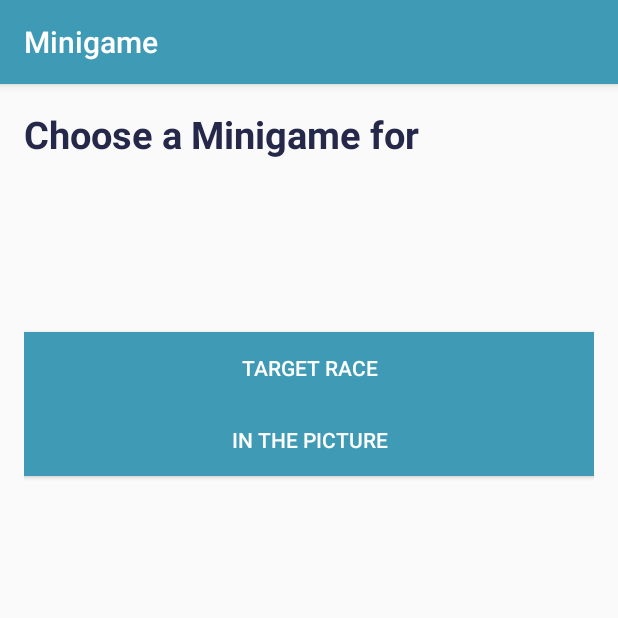
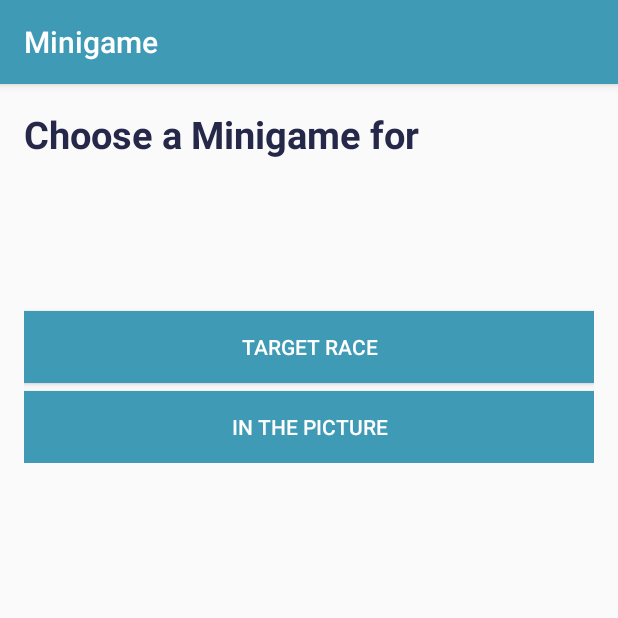
Before and after one commit to timower/RoadWars, an Android app: the MinigameSelectorActivity screen opened directly, with no data from a screen before it, on a phone screen of 412 x 824 dp, the top half of it. Run offline under Robolectric (Android 15) with nearby library versions, the light colour scheme and no system bars.

Commit message:
fixed layout problems + friends button

```diff
--- a/app/src/main/AndroidManifest.xml
+++ b/app/src/main/AndroidManifest.xml
@@ -84,7 +84,11 @@
         </activity>
         <activity
             android:label="@string/friends"
-            android:name="org.peno.b4.roadwars.FriendsActivity" />
+            android:name="org.peno.b4.roadwars.FriendsActivity">
+            <meta-data
+                android:name="android.support.PARENT_ACTIVITY"
+                android:value ="org.peno.b4.roadwars.UserInfoActivity" />
+        </activity>
         <activity android:name="org.peno.b4.roadwars.nfcReceiverActivity">
             <intent-filter>
                 <action android:name="android.nfc.action.NDEF_DISCOVERED" />
--- a/app/src/main/res/layout/activity_main.xml
+++ b/app/src/main/res/layout/activity_main.xml
@@ -44,12 +44,12 @@
             android:layout_width="wrap_content"
             android:layout_height="wrap_content"
             android:textSize="25sp"
-            android:layout_alignParentBottom="true"
             android:layout_alignParentRight="true"
             android:layout_alignParentEnd="true"
+            android:layout_alignParentTop="true"
             android:layout_marginRight="30dp"
             android:layout_marginEnd="30dp"
-            android:layout_marginBottom="50dp"
+            android:layout_marginTop="26dp"
             android:visibility="gone"/>
 
         <RelativeLayout
--- a/app/src/main/res/layout/activity_minigame.xml
+++ b/app/src/main/res/layout/activity_minigame.xml
@@ -19,16 +19,20 @@
         android:padding="8dp"
         android:background="#777777" />
 
+    <ScrollView
+        android:layout_width="match_parent"
+        android:layout_height="match_parent"
+        xmlns:android="http://schemas.android.com/apk/res/android"
+        xmlns:tools="http://schemas.android.com/tools">
         <LinearLayout
             android:layout_width="match_parent"
-        android:layout_height="match_parent"
+            android:layout_height="wrap_content"
             android:paddingLeft="@dimen/activity_horizontal_margin"
             android:paddingRight="@dimen/activity_horizontal_margin"
             android:paddingTop="@dimen/activity_vertical_margin"
             android:paddingBottom="@dimen/activity_vertical_margin"
             tools:context=".MinigameSelectorActivity"
             android:orientation="vertical">
-
             <TextView
                 android:layout_width="wrap_content"
                 android:layout_height="wrap_content"
@@ -39,13 +43,14 @@
                 android:textColor="#26284a"
                 android:textStyle="bold"
                 android:textSize="25sp" />
+
             <TextView
                 android:layout_width="wrap_content"
                 android:layout_height="wrap_content"
                 android:id="@+id/street_name_value"
                 android:textSize="25sp"
                 android:textStyle="bold"
-            android:layout_marginTop="30dp" />
+                android:layout_marginTop="16dp" />
 
             <Button
                 style="?android:attr/buttonStyleSmall"
@@ -58,6 +63,10 @@
                 android:layout_marginTop="50dp"
                 android:background="@color/colorPrimary"/>
 
+            <TextView
+                android:layout_width="match_parent"
+                android:layout_height="5dp"/>
+
             <Button
                 style="?android:attr/buttonStyleSmall"
                 android:layout_width="match_parent"
@@ -69,4 +78,5 @@
                 android:background="@color/colorPrimary" />
 
         </LinearLayout>
+    </ScrollView>
 </LinearLayout>
--- a/app/src/main/res/menu/actions_user_info.xml
+++ b/app/src/main/res/menu/actions_user_info.xml
@@ -4,5 +4,6 @@
     <item android:id="@+id/action_my_friends"
         android:title="@string/my_friends"
         android:icon="@drawable/ic_group_white_24dp"
+        android:visible="false"
         app:showAsAction="ifRoom" />
 </menu>
--- a/app/src/main/res/values/strings.xml
+++ b/app/src/main/res/values/strings.xml
@@ -62,7 +62,7 @@
     <string name="points">Points</string>
     <string name="test_add_points">Add 5 Points</string>
     <string name="rank_number">Rank</string>
-    <string name="totalnumberownedstreets">Number owned streets: </string>
+    <string name="totalnumberownedstreets"># streets owned: </string>
     <string name="error_info">Error getting info</string>
 
     <!-- MinigameSelectorActivity -->
```
Also changed, not shown: app/src/main/java/org/peno/b4/roadwars/UserInfoActivity.java (+9 -1 lines), app/src/main/res/layout/activity_user_info.xml (+6 -2 lines). Lines whose indentation alone changed are shown as unchanged.
